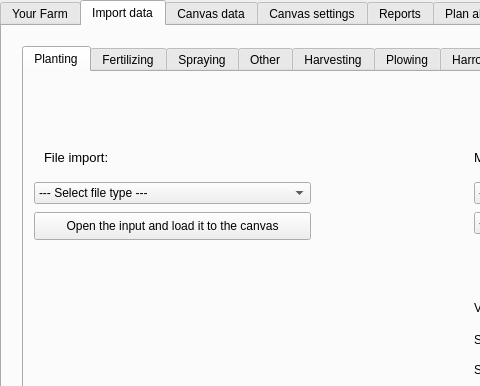
This is GeoDataFarm_dockwidget_base.ui in axelande/geodatafarm3 as Qt 5 draws it before an edit; both pictures show x 0 to 480 and y 0 to 386 of the 1002 by 656 pixel window. The edited form follows.
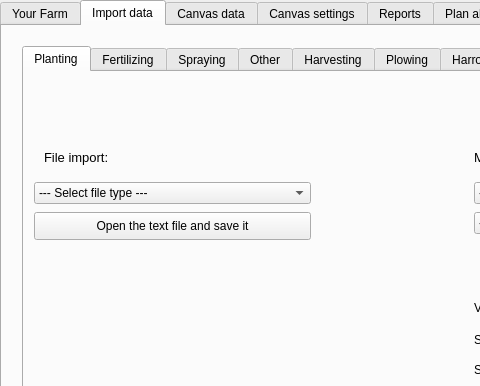
This is the edited form. The open tabs and pages were chosen to show the change. Custom widgets are drawn as their Qt base class.

Commit message: Changed some strings and disable a few feature that isn't working (yet)

Patch:
```diff
--- a/GeoDataFarm_dockwidget_base.ui
+++ b/GeoDataFarm_dockwidget_base.ui
@@ -360,7 +360,7 @@
          <locale language="English" country="UnitedKingdom"/>
         </property>
         <property name="text">
-         <string>Open the input and load it to the canvas</string>
+         <string>Open the text file and save it</string>
         </property>
        </widget>
        <widget class="QComboBox" name="CBPFileType">
```
Left out of the diff: 36 changed lines with no effect on the pictures.
